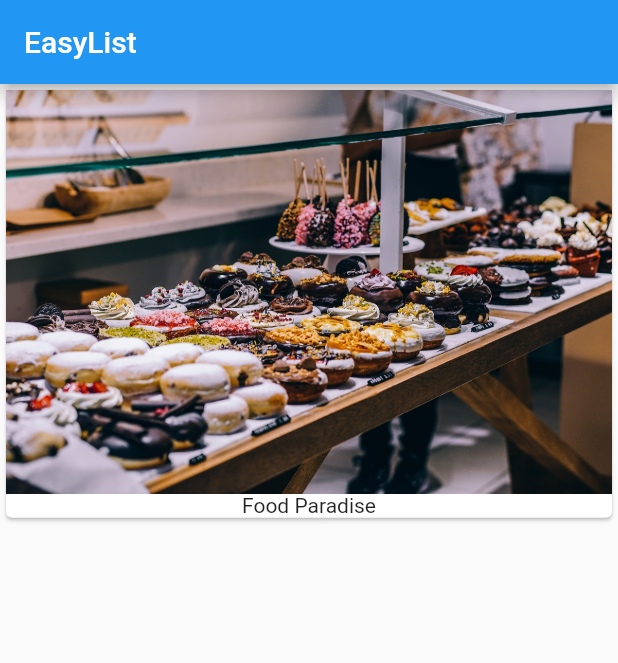
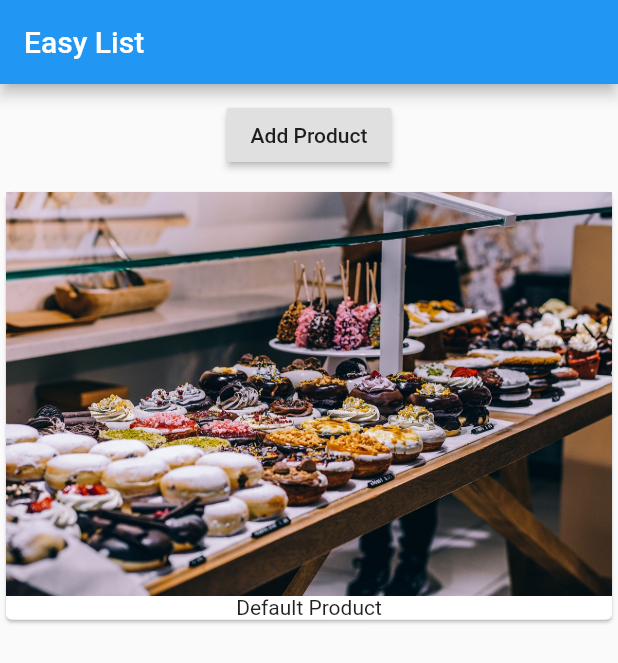
Before and after one commit to mlslucio/curso-flutter, a Flutter app: the screen it shows after launch, on a phone screen of 412 x 824 dp. Shown: the top 663 px of the screen. Run offline on Flutter 3.47's test engine with Material 2 defaults, Android fonts, the phone set to English and light mode, and no system bars.

Commit message:
criacao das classes iniciais

```diff
--- a/lib/main.dart
+++ b/lib/main.dart
@@ -1,25 +1,17 @@
 import 'package:flutter/material.dart';
+
+import './product_manager.dart';
 
 void main() => runApp(new MyApp());
 
 class MyApp extends StatelessWidget {
-  // This widget is the root of your application.
   @override
   Widget build(BuildContext context) {
     return new MaterialApp(
         home: Scaffold(
             appBar: AppBar(
-              title: Text('EasyList'),
+              title: Text('Easy List'),
             ),
-            body: Column(children: [
-              Card(
-                child: Column(
-                  children: <Widget>[
-                    Image.asset('assets/food.jpg'),
-                    Text('Food Paradise'),
-                  ],
-                ),
-              ),
-            ])));
+            body: ProductManager('Default Product')));
   }
 }
--- /dev/null
+++ b/lib/product_manager.dart
@@ -0,0 +1,43 @@
+import 'package:flutter/material.dart';
+
+import './products.dart';
+
+class ProductManager extends StatefulWidget {
+  final String _starterProduct;
+
+  ProductManager(this._starterProduct);
+
+  @override
+  State<StatefulWidget> createState() {
+    // TODO: implement createState
+    return _ProductManagerState();
+  }
+}
+
+class _ProductManagerState extends State<ProductManager> {
+  List<String> _products = [];
+
+  @override
+  void initState() {
+    this._products.add(widget._starterProduct);
+    super.initState();
+  }
+
+  @override
+  Widget build(BuildContext context) {
+    return Column(children: [
+      Container(
+        margin: EdgeInsets.all(10.0),
+        child: RaisedButton(
+          child: Text('Add Product'),
+          onPressed: () {
+            setState(() {
+              _products.add('New Food Test');
+            });
+          },
+        ),
+      ),
+      Products(_products)
+    ]);
+  }
+}
--- /dev/null
+++ b/lib/products.dart
@@ -0,0 +1,21 @@
+import 'package:flutter/material.dart';
+
+class Products extends StatelessWidget {
+  final List<String> _products;
+  Products(this._products);
+
+  @override
+  Widget build(BuildContext context) {
+    return Column(
+        children: _products
+            .map((element) => Card(
+                  child: Column(
+                    children: <Widget>[
+                      Image.asset('assets/food.jpg'),
+                      Text(element),
+                    ],
+                  ),
+                ))
+            .toList());
+  }
+}
```
